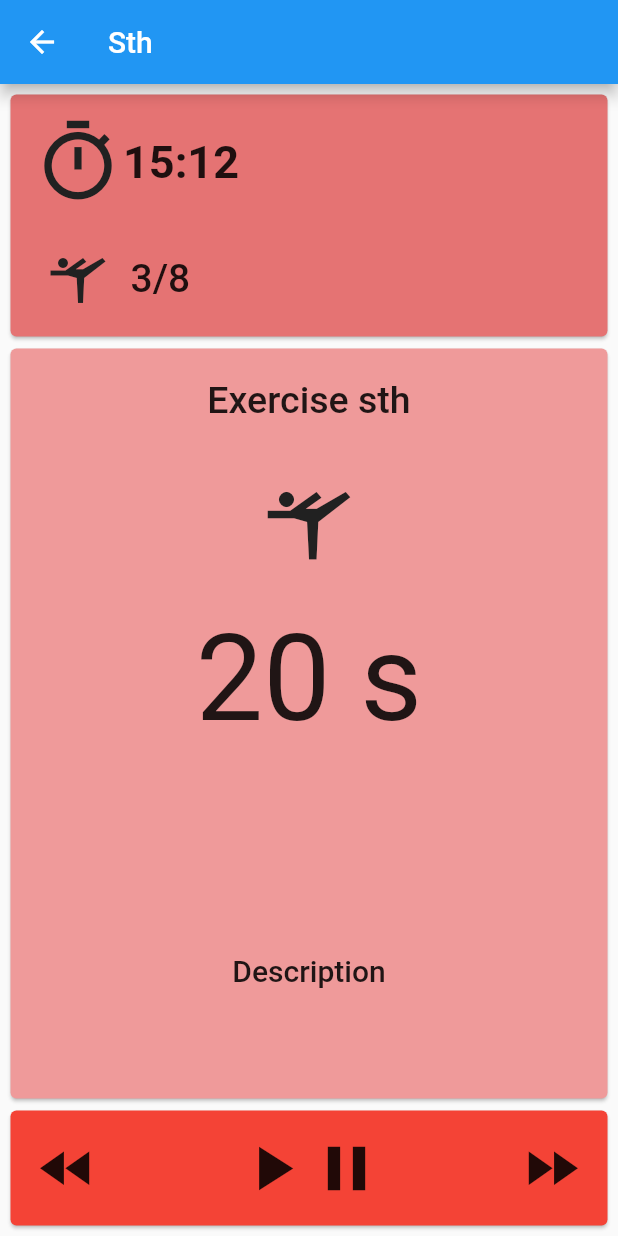
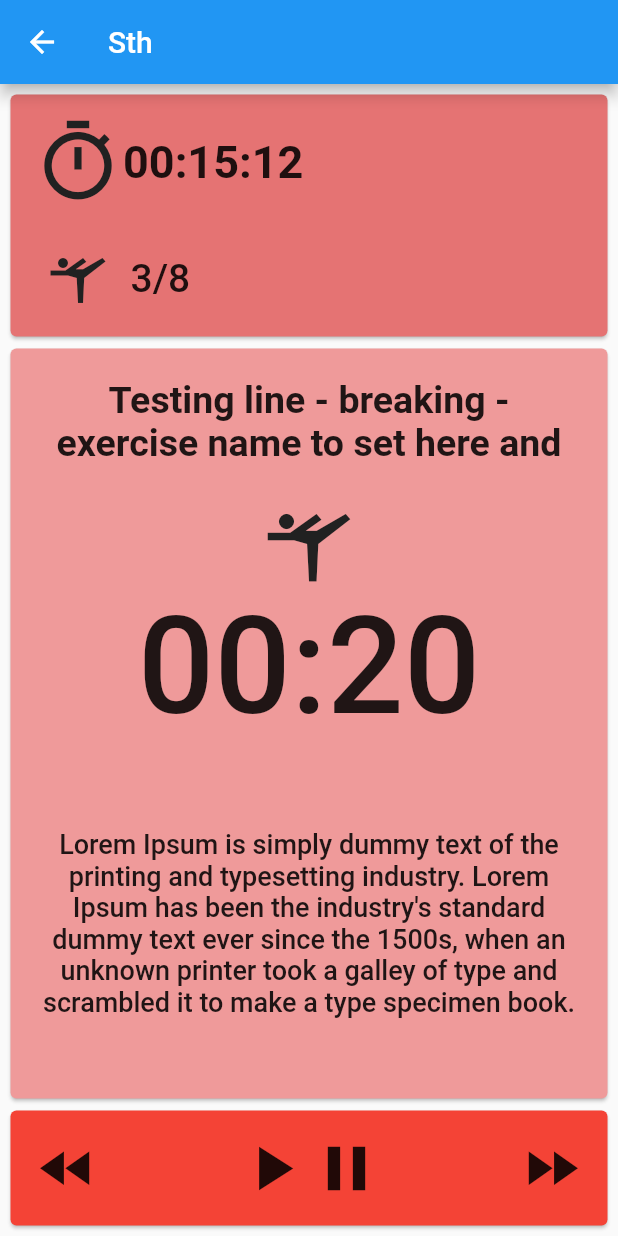
Before and after one commit to martamazurkiewicz/tabata_timer, a Flutter app: the TabataScreen screen opened directly, on a phone screen of 412 x 824 dp. Run offline on Flutter 3.47's test engine with Material 2 defaults, Android fonts, the phone set to English and light mode, and no system bars.

Commit message:
Finished main screen

```diff
--- a/lib/screens/tabata_screen/tabata_screen.dart
+++ b/lib/screens/tabata_screen/tabata_screen.dart
@@ -41,7 +41,7 @@
                                       size: 60.0,
                                     ),
                                     const Text(
-                                      '15:12',
+                                      '00:15:12',
                                       style: TextStyle(
                                           fontSize: 30.0,
                                           fontWeight: FontWeight.w600),
@@ -95,18 +95,21 @@
                       child: Column(
                         children: [
                           const Expanded(
-                            flex: 1,
+                            flex: 2,
                             child: SizedBox(
                               child: Text(
-                                'Exercise sth',
+                                'Testing line - breaking - exercise name to set here and some more words',
+                                textAlign: TextAlign.center,
+                                overflow: TextOverflow.clip,
+                                maxLines: 2,
                                 style: TextStyle(
                                     fontSize: 25.0,
-                                    fontWeight: FontWeight.w500),
+                                    fontWeight: FontWeight.w700),
                               ),
                             ),
                           ),
                           Expanded(
-                            flex: 3,
+                            flex: 0,
                             child: SizedBox(
                               child: Icon(
                                 Icons.sports_gymnastics_outlined,
@@ -116,23 +119,26 @@
                             ),
                           ),
                           const Expanded(
-                            flex: 6,
+                            flex: 4,
                             child: SizedBox(
                               child: Text(
-                                '20 s',
+                                '00:20',
                                 style: TextStyle(
-                                    fontSize: 80.0,
-                                    fontWeight: FontWeight.w400),
+                                    fontSize: 90.0,
+                                    fontWeight: FontWeight.w500),
                               ),
                             ),
                           ),
                           const Expanded(
-                            flex: 2,
+                            flex: 4,
                             child: SizedBox(
                               child: Text(
-                                'Description',
+                                'Lorem Ipsum is simply dummy text of the printing and typesetting industry. Lorem Ipsum has been the industry\'s standard dummy text ever since the 1500s, when an unknown printer took a galley of type and scrambled it to make a type specimen book. It has survived not only five centuries, but also the leap into electronic',
+                                textAlign: TextAlign.center,
+                                overflow: TextOverflow.clip,
+                                maxLines: 6,
                                 style: TextStyle(
-                                    fontSize: 20.0,
+                                    fontSize: 18.0,
                                     fontWeight: FontWeight.w500),
                               ),
                             ),
```
